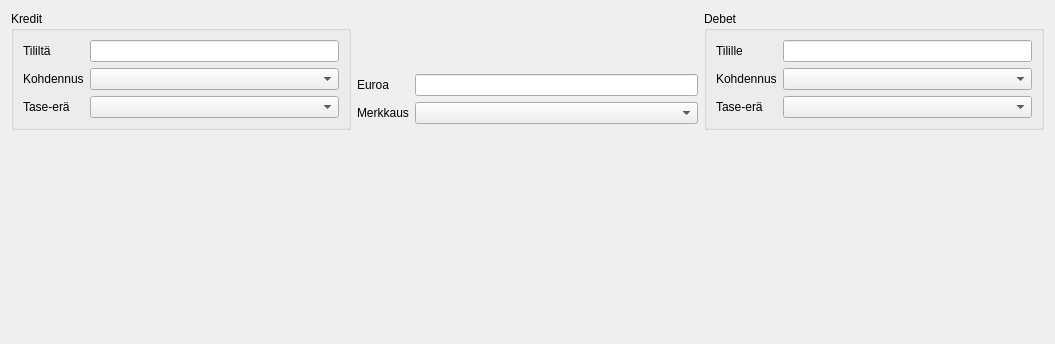
The window that kitupiikki/apuri/siirtoapuri.ui (artoh/kitupiikki) describes before a commit, drawn with Qt 5.
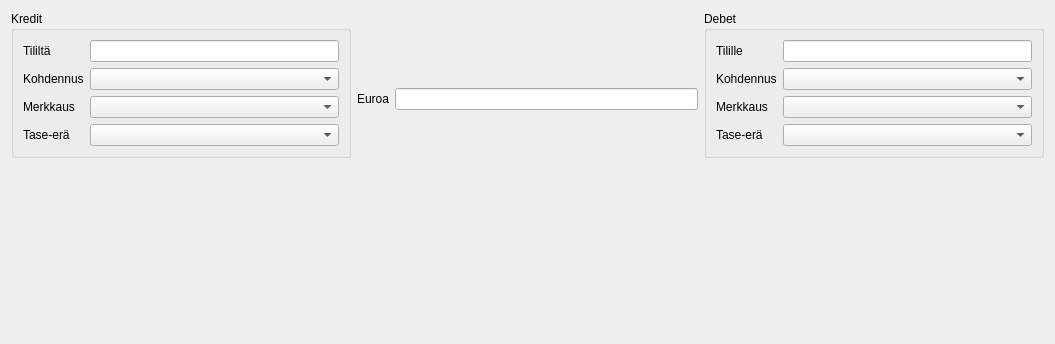
The same window after the commit. Icons and pictures are not drawn. Custom widgets are drawn as their Qt base class.

What changed in the file:
```diff
--- a/kitupiikki/apuri/siirtoapuri.ui
+++ b/kitupiikki/apuri/siirtoapuri.ui
@@ -51,7 +51,7 @@
         <item row="1" column="1">
          <widget class="KohdennusCombo" name="tililtaKohdennusCombo"/>
         </item>
-        <item row="2" column="0">
+        <item row="3" column="0">
          <widget class="QLabel" name="tililtaEraLabel">
           <property name="text">
            <string>Tase-erä</string>
@@ -61,9 +61,19 @@
           </property>
          </widget>
         </item>
-        <item row="2" column="1">
+        <item row="3" column="1">
          <widget class="EraCombo" name="tililtaEraCombo"/>
         </item>
+        <item row="2" column="0">
+         <widget class="QLabel" name="tililtaMerkkausLabel">
+          <property name="text">
+           <string>Merkkaus</string>
+          </property>
+         </widget>
+        </item>
+        <item row="2" column="1">
+         <widget class="CheckCombo" name="tililtaMerkkausCC"/>
+        </item>
        </layout>
       </widget>
      </item>
@@ -97,16 +107,6 @@
          <item row="0" column="1">
           <widget class="KpEuroEdit" name="euroEdit"/>
          </item>
-         <item row="1" column="0">
-          <widget class="QLabel" name="merkkausLabel">
-           <property name="text">
-            <string>Merkkaus</string>
-           </property>
-          </widget>
-         </item>
-         <item row="1" column="1">
-          <widget class="CheckCombo" name="merkkausCC"/>
-         </item>
         </layout>
        </item>
       </layout>
@@ -146,7 +146,7 @@
         <item row="1" column="1">
          <widget class="KohdennusCombo" name="tililleKohdennusCombo"/>
         </item>
-        <item row="2" column="0">
+        <item row="3" column="0">
          <widget class="QLabel" name="tililleEraLabel">
           <property name="text">
            <string>Tase-erä</string>
@@ -156,9 +156,19 @@
           </property>
          </widget>
         </item>
-        <item row="2" column="1">
+        <item row="3" column="1">
          <widget class="EraCombo" name="tililleEraCombo"/>
         </item>
+        <item row="2" column="0">
+         <widget class="QLabel" name="tililleMerkkausLabel">
+          <property name="text">
+           <string>Merkkaus</string>
+          </property>
+         </widget>
+        </item>
+        <item row="2" column="1">
+         <widget class="CheckCombo" name="tililleMerkkausCC"/>
+        </item>
        </layout>
       </widget>
      </item>
```
